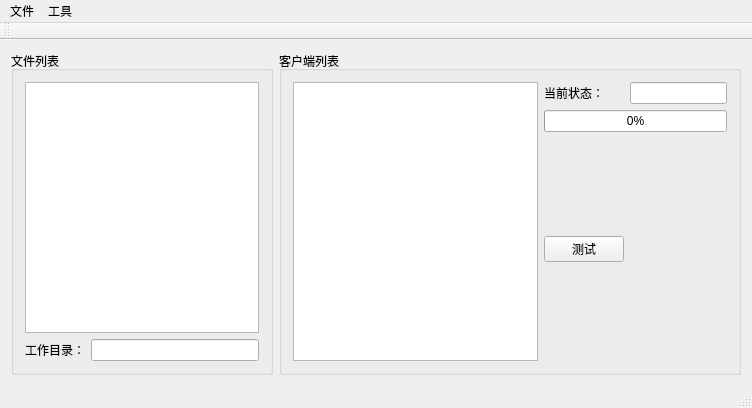
Before: the Qt Designer form mainwindow.ui in ChocoCLv/LIMS_FILE_SERVER, drawn with Qt 5.
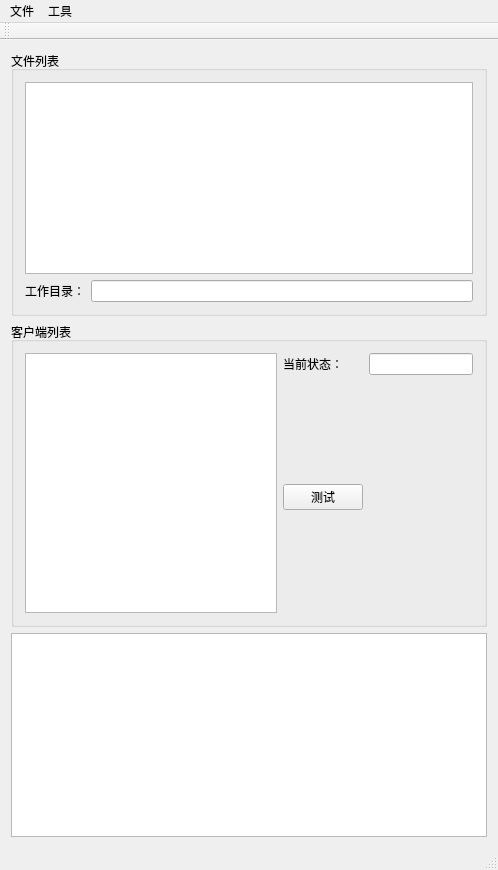
After: the same form once the commit is applied.

Patch:
```diff
--- a/mainwindow.ui
+++ b/mainwindow.ui
@@ -6,8 +6,8 @@
    <rect>
     <x>0</x>
     <y>0</y>
-    <width>752</width>
-    <height>408</height>
+    <width>498</width>
+    <height>870</height>
    </rect>
   </property>
   <property name="windowTitle">
@@ -41,14 +41,18 @@
       </layout>
      </widget>
     </item>
-    <item row="0" column="1">
+    <item row="1" column="0">
      <widget class="QGroupBox" name="groupBox_2">
       <property name="title">
        <string>客户端列表</string>
       </property>
       <layout class="QGridLayout" name="gridLayout_2">
-       <item row="0" column="0" rowspan="3">
-        <widget class="QListView" name="clientListView"/>
+       <item row="0" column="2">
+        <widget class="QLineEdit" name="edtCurrentStatus">
+         <property name="readOnly">
+          <bool>true</bool>
+         </property>
+        </widget>
        </item>
        <item row="0" column="1">
         <widget class="QLabel" name="label">
@@ -57,21 +61,10 @@
          </property>
         </widget>
        </item>
-       <item row="0" column="2">
-        <widget class="QLineEdit" name="edtCurrentStatus">
-         <property name="readOnly">
-          <bool>true</bool>
-         </property>
-        </widget>
+       <item row="0" column="0" rowspan="2">
+        <widget class="QListView" name="clientListView"/>
        </item>
-       <item row="1" column="1" colspan="2">
-        <widget class="QProgressBar" name="progressBar">
-         <property name="value">
-          <number>0</number>
-         </property>
-        </widget>
-       </item>
-       <item row="2" column="2">
+       <item row="1" column="2">
         <spacer name="verticalSpacer">
          <property name="orientation">
           <enum>Qt::Vertical</enum>
@@ -84,7 +77,7 @@
          </property>
         </spacer>
        </item>
-       <item row="2" column="1">
+       <item row="1" column="1">
         <widget class="QPushButton" name="btnTest">
          <property name="text">
           <string>测试</string>
@@ -94,6 +87,9 @@
       </layout>
      </widget>
     </item>
+    <item row="2" column="0">
+     <widget class="QTextEdit" name="edtLog"/>
+    </item>
    </layout>
   </widget>
   <widget class="QMenuBar" name="menuBar">
@@ -101,7 +97,7 @@
     <rect>
      <x>0</x>
      <y>0</y>
-     <width>752</width>
+     <width>498</width>
      <height>21</height>
     </rect>
    </property>
```
